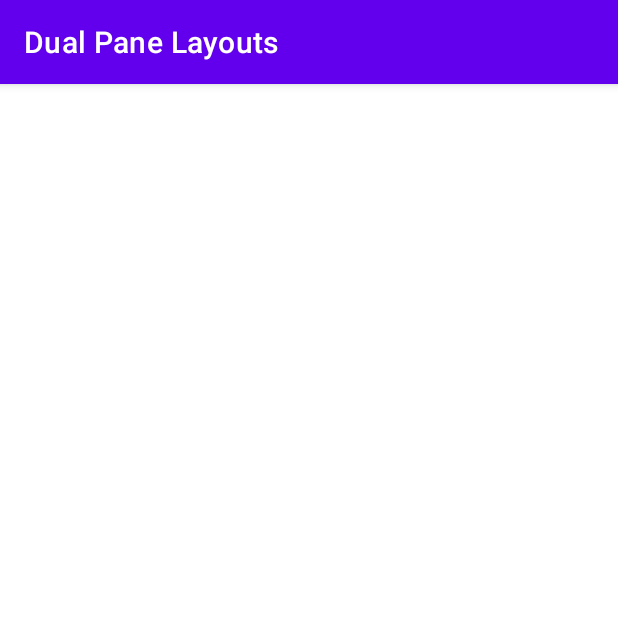
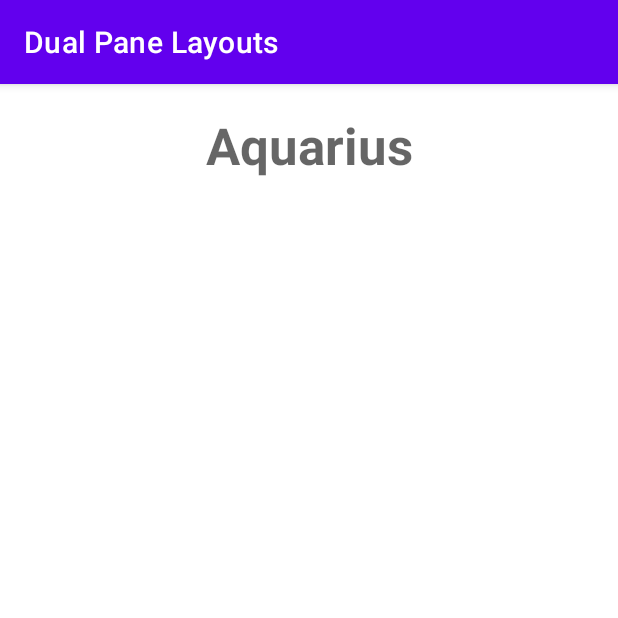
Before and after one commit to fahime10/Dual-Pane-Layouts, an Android app: the DetailActivity screen opened directly, with no data from a screen before it, on a phone screen of 412 x 824 dp, the top half of it. Run offline under Robolectric (Android 15) with nearby library versions, the phone set to English and light mode, and no system bars.

```diff
--- a/app/src/main/java/com/example/dualpanelayouts/DetailActivity.kt
+++ b/app/src/main/java/com/example/dualpanelayouts/DetailActivity.kt
@@ -7,5 +7,11 @@ class DetailActivity : AppCompatActivity() {
     override fun onCreate(savedInstanceState: Bundle?) {
         super.onCreate(savedInstanceState)
         setContentView(R.layout.activity_detail)
+
+        val starSignId = intent.extras?.getInt(STAR_SIGN_ID, 0) ?: 0
+
+        val detailFragment = supportFragmentManager.findFragmentById(R.id.star_sign_detail) as DetailFragment
+
+        detailFragment.setStarSignData(starSignId)
     }
 }
--- a/app/src/main/java/com/example/dualpanelayouts/MainActivity.kt
+++ b/app/src/main/java/com/example/dualpanelayouts/MainActivity.kt
@@ -28,7 +28,7 @@ class MainActivity : AppCompatActivity(), StarSignListener {
 
             detailFragment.setStarSignData(id)
         } else {
-            val detailIntent = Intent(this, DetailFragment::class.java).apply {
+            val detailIntent = Intent(this, DetailActivity::class.java).apply {
                 putExtra(STAR_SIGN_ID, id)
             }
             startActivity(detailIntent)
--- a/app/src/main/res/layout/activity_detail.xml
+++ b/app/src/main/res/layout/activity_detail.xml
@@ -6,4 +6,10 @@
     android:layout_height="match_parent"
     tools:context=".DetailActivity">
 
+    <fragment
+        android:id="@+id/star_sign_detail"
+        android:name="com.example.dualpanelayouts.DetailFragment"
+        android:layout_width="match_parent"
+        android:layout_height="match_parent" />
+
 </androidx.constraintlayout.widget.ConstraintLayout>
```
